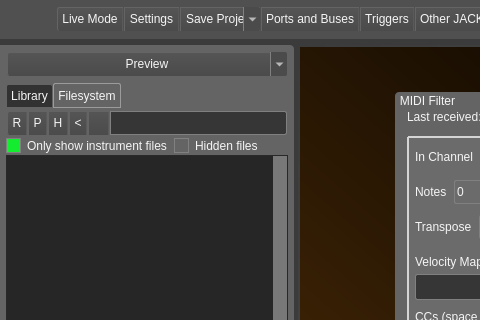
First picture: the form in src/mainwindow.ui, repository noedigcode/konfyt, before the edit; both pictures show x 0 to 480 and y 0 to 320 of the 1148 by 709 pixel window.
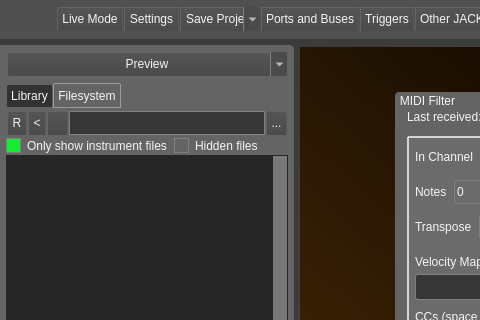
Second picture: the form after the edit. The open tabs and pages were chosen to show the change. Icons and pictures are not drawn. Custom widgets are drawn as their Qt base class.

Commit message: Add filesystem path dropdown menu with common paths and remove home and current project buttons from filesystem view.

Diff of the .ui file:
```diff
--- a/src/mainwindow.ui
+++ b/src/mainwindow.ui
@@ -1473,84 +1473,6 @@
                       </property>
                      </widget>
                     </item>
-                    <item>
-                     <widget class="QToolButton" name="toolButton_filesystem_projectDir">
-                      <property name="sizePolicy">
-                       <sizepolicy hsizetype="Fixed" vsizetype="Minimum">
-                        <horstretch>0</horstretch>
-                        <verstretch>0</verstretch>
-                       </sizepolicy>
-                      </property>
-                      <property name="minimumSize">
-                       <size>
-                        <width>0</width>
-                        <height>0</height>
-                       </size>
-                      </property>
-                      <property name="maximumSize">
-                       <size>
-                        <width>16777215</width>
-                        <height>16777215</height>
-                       </size>
-                      </property>
-                      <property name="toolTip">
-                       <string>Project Directory</string>
-                      </property>
-                      <property name="styleSheet">
-                       <string notr="true">border-top-right-radius: 0;
-border-bottom-right-radius: 0;
-border-top-left-radius: 0;
-border-bottom-left-radius: 0;
-</string>
-                      </property>
-                      <property name="text">
-                       <string>P</string>
-                      </property>
-                      <property name="icon">
-                       <iconset resource="../images.qrc">
-                        <normaloff>:/icons/place.png</normaloff>:/icons/place.png</iconset>
-                      </property>
-                     </widget>
-                    </item>
-                    <item>
-                     <widget class="QToolButton" name="toolButton_filesystem_home">
-                      <property name="sizePolicy">
-                       <sizepolicy hsizetype="Fixed" vsizetype="Minimum">
-                        <horstretch>0</horstretch>
-                        <verstretch>0</verstretch>
-                       </sizepolicy>
-                      </property>
-                      <property name="minimumSize">
-                       <size>
-                        <width>0</width>
-                        <height>0</height>
-                       </size>
-                      </property>
-                      <property name="maximumSize">
-                       <size>
-                        <width>16777215</width>
-                        <height>16777215</height>
-                       </size>
-                      </property>
-                      <property name="toolTip">
-                       <string>Home</string>
-                      </property>
-                      <property name="styleSheet">
-                       <string notr="true">border-top-right-radius: 0;
-border-bottom-right-radius: 0;
-border-top-left-radius: 0;
-border-bottom-left-radius: 0;
-</string>
-                      </property>
-                      <property name="text">
-                       <string>H</string>
-                      </property>
-                      <property name="icon">
-                       <iconset resource="../images.qrc">
-                        <normaloff>:/icons/person.png</normaloff>:/icons/person.png</iconset>
-                      </property>
-                     </widget>
-                    </item>
                     <item>
                      <widget class="QToolButton" name="toolButton_filesystem_back">
                       <property name="sizePolicy">
@@ -1654,8 +1576,34 @@
                       </property>
                       <property name="styleSheet">
                        <string notr="true">border-top-left-radius: 0;
+border-bottom-left-radius: 0;
+border-top-right-radius: 0;
+border-bottom-right-radius: 0;</string>
+                      </property>
+                     </widget>
+                    </item>
+                    <item>
+                     <widget class="QToolButton" name="toolButton_filesystemPathDropdown">
+                      <property name="sizePolicy">
+                       <sizepolicy hsizetype="Fixed" vsizetype="Minimum">
+                        <horstretch>0</horstretch>
+                        <verstretch>0</verstretch>
+                       </sizepolicy>
+                      </property>
+                      <property name="toolTip">
+                       <string>Choose from a list of common paths</string>
+                      </property>
+                      <property name="styleSheet">
+                       <string notr="true">border-top-left-radius: 0;
 border-bottom-left-radius: 0;</string>
                       </property>
+                      <property name="text">
+                       <string>...</string>
+                      </property>
+                      <property name="icon">
+                       <iconset resource="../images.qrc">
+                        <normaloff>:/icons/down.png</normaloff>:/icons/down.png</iconset>
+                      </property>
                      </widget>
                     </item>
                    </layout>
```
Left out of the diff: 12 changed lines with no effect on the pictures. The commit also changes 2 other files.
